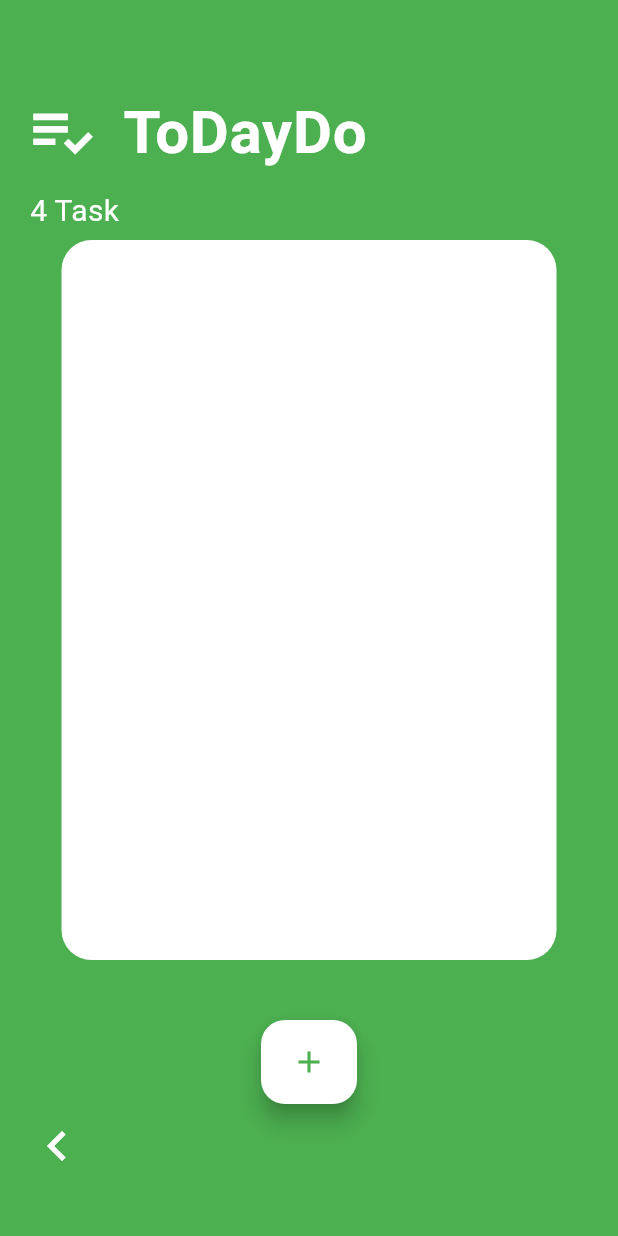
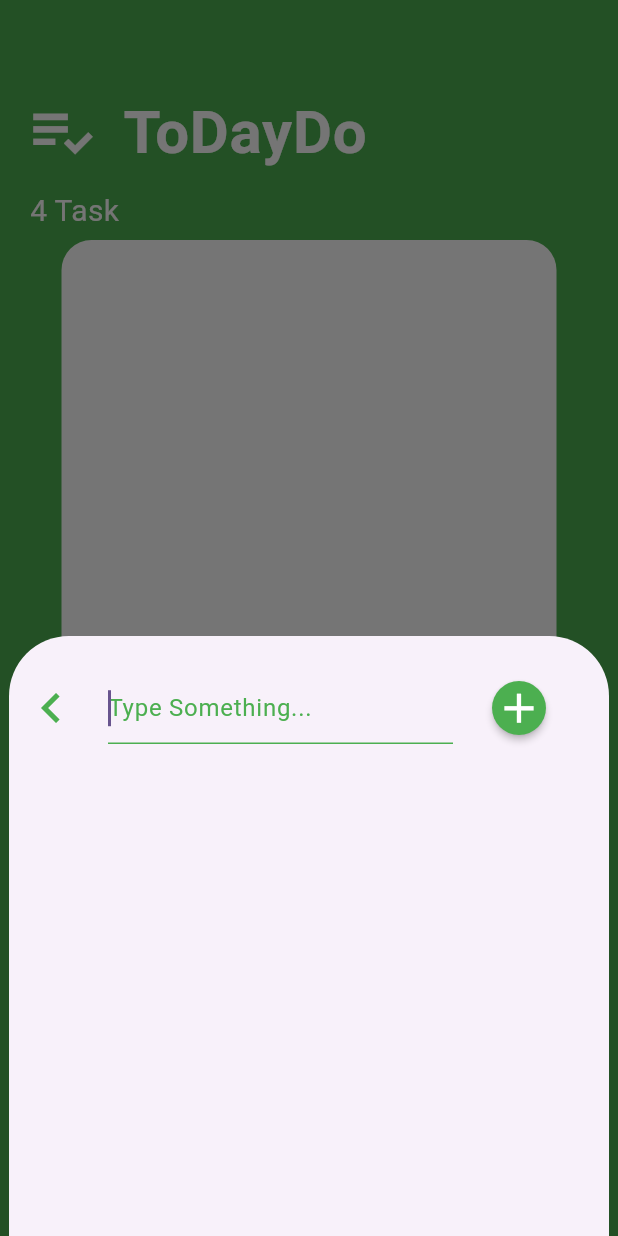
Before and after one commit to ItsHira/ToDayDo-App, a Flutter app: the H1Home screen opened directly, after a tap on the "add" icon, on a phone screen of 412 x 824 dp. Run offline on Flutter 3.47's test engine with Material 2 defaults, Android fonts, the phone set to English and light mode, and no system bars; our stand-ins replace cloud_firestore, firebase_core; accounts and stored records are empty.

Commit message:
apply crud operation on ToDayDo

```diff
--- /dev/null
+++ b/lib/constants/f1_as3_hira_static.dart
@@ -0,0 +1,3 @@
+class ServicesConstants {
+  static const String usersCollection = 'data';
+}
--- a/lib/constants/fi_as3_hira_spaces.dart
+++ b/lib/constants/fi_as3_hira_spaces.dart
@@ -20,4 +20,6 @@ class Spaces {
   static const w30 = SizedBox(width: 30);
   static const w35 = SizedBox(width: 35);
   static const w40 = SizedBox(width: 40);
+  static const w45 = SizedBox(width: 45);
+  static const w50 = SizedBox(width: 50);
 }
--- a/lib/main.dart
+++ b/lib/main.dart
@@ -1,10 +1,10 @@
-import 'package:fi_as3_hira/screens/fi_as3_hira_login.dart';
+import 'package:fi_as3_hira/screens/login/fi_as3_hira_login.dart';
 import 'package:firebase_core/firebase_core.dart';
 import 'package:flutter/material.dart';
 
 import 'firebase_options.dart';
 
-void main() async{
+void main() async {
   WidgetsFlutterBinding.ensureInitialized();
   await Firebase.initializeApp(
     options: DefaultFirebaseOptions.currentPlatform,
@@ -15,7 +15,6 @@ void main() async{
 class MyApp extends StatelessWidget {
   const MyApp({super.key});
 
-  // This widget is the root of your application.
   @override
   Widget build(BuildContext context) {
     return MaterialApp(
--- a/lib/screens/fi_as3_hira_home.dart
+++ /dev/null
@@ -1,88 +0,0 @@
-import 'package:fi_as3_hira/constants/fi_as3_hira_spaces.dart';
-import 'package:fi_as3_hira/screens/fi_as3_hira_login.dart';
-import 'package:flutter/material.dart';
-
-class H1Home extends StatelessWidget {
-  const H1Home({super.key});
-
-  @override
-  Widget build(BuildContext context) {
-    return Scaffold(
-      backgroundColor: Colors.green,
-      body: SingleChildScrollView(
-        child: Column(
-          children: [
-            Spaces.h50,
-            const ListTile(
-              leading: Icon(
-                Icons.playlist_add_check,
-                color: Colors.white,
-                size: 50,
-              ),
-              title: Text(
-                "ToDayDo",
-                style: TextStyle(
-                  color: Colors.white,
-                  fontSize: 40,
-                  fontWeight: FontWeight.bold,
-                ),
-              ),
-            ),
-            const Row(
-              children: [
-                Spaces.w20,
-                Text(
-                  '4 Task',
-                  style: TextStyle(
-                    color: Colors.white,
-                    fontSize: 20,
-                  ),
-                ),
-              ],
-            ),
-            Spaces.h5,
-            SingleChildScrollView(
-              child: Container(
-                height: 480,
-                width: 330,
-                decoration: BoxDecoration(
-                  borderRadius: BorderRadius.circular(20.0),
-                  color: Colors.white,
-                ),
-              ),
-            ),
-            Spaces.h40,
-            FloatingActionButton.extended(
-              onPressed: () {},
-              backgroundColor: Colors.white,
-              label: const Icon(
-                Icons.add,
-                color: Colors.green,
-              ),
-            ),
-            Row(
-              children: [
-                Spaces.w10,
-                IconButton(
-                  onPressed: () {
-                    Navigator.push(
-                      context,
-                      MaterialPageRoute(
-                        builder: (context) => const H1login(),
-                      ),
-                    );
-                  },
-                  icon: const Icon(
-                    Icons.keyboard_arrow_left,
-                    color: Colors.white,
-                    size: 40,
-                  ),
-                ),
-              ],
-            ),
-          ],
-        ),
-      ),
-    );
-  }
-}
--- /dev/null
+++ b/lib/screens/home/fi_as3_hira_home.dart
@@ -0,0 +1,54 @@
+import 'package:fi_as3_hira/constants/fi_as3_hira_spaces.dart';
+import 'package:fi_as3_hira/screens/login/fi_as3_hira_login.dart';
+import 'package:fi_as3_hira/screens/home/widgets/fi_as3_hira_action_button.dart';
+import 'package:fi_as3_hira/screens/home/widgets/fi_as3_hira_datalist.dart';
+import 'package:fi_as3_hira/screens/home/widgets/fi_as3_hira_header.dart';
+import 'package:flutter/material.dart';
+
+class H1Home extends StatefulWidget {
+  const H1Home({super.key});
+
+  @override
+  State<H1Home> createState() => _H1HomeState();
+}
+
+class _H1HomeState extends State<H1Home> {
+  @override
+  Widget build(BuildContext context) {
+    return Scaffold(
+      backgroundColor: Colors.green,
+      body: SingleChildScrollView(
+        child: Column(
+          children: [
+            Spaces.h50,
+            const Header(),
+            Spaces.h5,
+            const DataList(),
+            Spaces.h40,
+            ActionButton(),
+            Row(
+              children: [
+                Spaces.w10,
+                IconButton(
+                  onPressed: () {
+                    Navigator.push(
+                      context,
+                      MaterialPageRoute(
+                        builder: (context) => const H1login(),
+                      ),
+                    );
+                  },
+                  icon: const Icon(
+                    Icons.keyboard_arrow_left,
+                    color: Colors.white,
+                    size: 40,
+                  ),
+                ),
+              ],
+            ),
+          ],
+        ),
+      ),
+    );
+  }
+}
--- /dev/null
+++ b/lib/screens/home/widgets/fi_as3_hira_action_button.dart
@@ -0,0 +1,101 @@
+import 'package:flutter/material.dart';
+
+import '../../../constants/fi_as3_hira_spaces.dart';
+import '../../../servies/fi_as3_hira_write_data.dart';
+
+class ActionButton extends StatefulWidget {
+  //  bool isChecked = false;
+   ActionButton({super.key});
+
+  @override
+  State<ActionButton> createState() => _ActionButtonState();
+}
+
+class _ActionButtonState extends State<ActionButton> {
+  String task = "";
+  TextEditingController message = TextEditingController();
+
+  @override
+  Widget build(BuildContext context) {
+    return FloatingActionButton.extended(
+      onPressed: () {
+        showModalBottomSheet(
+          context: context,
+          shape: const RoundedRectangleBorder(
+            borderRadius: BorderRadius.only(
+              topLeft: Radius.circular(40.0),
+              topRight: Radius.circular(40.0),
+            ),
+          ),
+          builder: (BuildContext Context) {
+            return SizedBox(
+              height: 400,
+              width: 400,
+              child: Column(
+                children: [
+                  Spaces.h20,
+                  Row(
+                    children: [
+                      IconButton(
+                        onPressed: () {
+                          Navigator.pop(context);
+                        },
+                        icon: const Icon(
+                          Icons.keyboard_arrow_left,
+                          color: Colors.green,
+                          size: 40,
+                        ),
+                      ),
+                      Spaces.w10,
+                      SizedBox(
+                        width: 230,
+                        child: TextField(
+                          controller: message,
+                          keyboardType: TextInputType.multiline,
+                          maxLines: null,
+                          autofocus: true,
+                          decoration: const InputDecoration(
+                            hintText: 'Type Something...',
+                            hintStyle: TextStyle(color: Colors.green),
+                            focusedBorder: UnderlineInputBorder(
+                                borderSide: BorderSide(color: Colors.green)),
+                          ),
+                        ),
+                      ),
+                      MaterialButton(
+                        onPressed: () {
+                          task = message.text;
+                          Write().addData(
+                            task,false
+                          );
+                          Navigator.pop(context);
+                          setState(() {
+                            message.clear();
+                          });
+                        },
+                        shape: const CircleBorder(),
+                        color: Colors.green,
+                        child: const Center(
+                          child: Icon(
+                            Icons.add,
+                            color: Colors.white,
+                            size: 33,
+                          ),
+                        ),
+                      ),
+                    ],
+                  ),
+                ],
+              ),
+            );
+          },
+        );
+      },
+      backgroundColor: Colors.white,
+      label: const Icon(
+        Icons.add,
+        color: Colors.green,
+      ),
+    );
+  }
+}
--- /dev/null
+++ b/lib/screens/home/widgets/fi_as3_hira_datalist.dart
@@ -0,0 +1,67 @@
+import 'package:flutter/material.dart';
+
+import '../../../servies/fi_as3_hira_read_data.dart';
+import '../../../widgets/designs/fi_as3_hira_checkbox.dart';
+
+class DataList extends StatefulWidget {
+  const DataList({super.key});
+
+  @override
+  State<DataList> createState() => _DataListState();
+}
+
+class _DataListState extends State<DataList> {
+  // String work = "";
+  @override
+  Widget build(BuildContext context) {
+    return SingleChildScrollView(
+      child: Container(
+        height: 480,
+        width: 330,
+        decoration: BoxDecoration(
+          borderRadius: BorderRadius.circular(20.0),
+          color: Colors.white,
+        ),
+        child: StreamBuilder(
+          stream: UserProvider.fetchUser(),
+          builder: (context, snapshot) {
+            if (snapshot.connectionState == ConnectionState.waiting) {
+              return const Center(
+                child: CircularProgressIndicator(),
+              );
+            } else if (snapshot.hasData) {
+              final users = snapshot.data!.docs.reversed.toList();
+              return ListView.builder(
+                itemCount: users.length,
+                itemBuilder: (context, index) {
+                  final user = users[index].data();
+                  final user1 = users[index];
+                  // final user2 = users[index].data().values.elementAt(0);
+                  // print(user2);
+                  return Padding(
+                    padding: const EdgeInsets.all(10.0),
+                    child: ListTile(
+                      title: Text(
+                        user['work'],
+                        style: const TextStyle(
+                            color: Colors.green,
+                            fontSize: 23,
+                            fontWeight: FontWeight.bold),
+                      ),
+                      trailing: SizedBox(
+                          width: 150, child: CheckboxExample(workid: user1.id)),
+                    ),
+                  );
+                },
+              );
+            } else {
+              return const Center(
+                child: Text('No data found.'),
+              );
+            }
+          },
+        ),
+      ),
+    );
+  }
+}
--- /dev/null
+++ b/lib/screens/home/widgets/fi_as3_hira_header.dart
@@ -0,0 +1,42 @@
+import 'package:flutter/material.dart';
+
+import '../../../constants/fi_as3_hira_spaces.dart';
+
+class Header extends StatelessWidget {
+  const Header({super.key});
+
+  @override
+  Widget build(BuildContext context) {
+    return const Column(
+      children: [
+        ListTile(
+          leading: Icon(
+            Icons.playlist_add_check,
+            color: Colors.white,
+            size: 50,
+          ),
+          title: Text(
+            "ToDayDo",
+            style: TextStyle(
+              color: Colors.white,
+              fontSize: 40,
+              fontWeight: FontWeight.bold,
+            ),
+          ),
+        ),
+        Row(
+          children: [
+            Spaces.w20,
+            Text(
+              '4 Task',
+              style: TextStyle(
+                color: Colors.white,
+                fontSize: 20,
+              ),
+            ),
+          ],
+        ),
+      ],
+    );
+  }
+}
--- a/lib/screens/fi_as3_hira_login.dart
+++ b/lib/screens/login/fi_as3_hira_login.dart
@@ -1,9 +1,9 @@
 import 'package:fi_as3_hira/constants/fi_as3_hira_spaces.dart';
 import 'package:fi_as3_hira/widgets/core/fi_as3_hira_button.dart';
 import 'package:fi_as3_hira/widgets/core/fi_as3_hira_textfield.dart';
-import 'package:fi_as3_hira/screens/fi_as3_hira_home.dart';
-import 'package:fi_as3_hira/screens/fi_as3_hira_passward.dart';
-import 'package:fi_as3_hira/screens/fi_as3_hira_signup.dart';
+import 'package:fi_as3_hira/screens/home/fi_as3_hira_home.dart';
+import 'package:fi_as3_hira/screens/password/fi_as3_hira_passward.dart';
+import 'package:fi_as3_hira/screens/signup/fi_as3_hira_signup.dart';
 import 'package:flutter/material.dart';
 
 class H1login extends StatelessWidget {
--- a/lib/screens/fi_as3_hira_signup.dart
+++ b/lib/screens/signup/fi_as3_hira_signup.dart
@@ -1,7 +1,7 @@
 import 'package:fi_as3_hira/constants/fi_as3_hira_spaces.dart';
 import 'package:fi_as3_hira/widgets/core/fi_as3_hira_button.dart';
 import 'package:fi_as3_hira/widgets/core/fi_as3_hira_textfield.dart';
-import 'package:fi_as3_hira/screens/fi_as3_hira_login.dart';
+import 'package:fi_as3_hira/screens/login/fi_as3_hira_login.dart';
 import 'package:flutter/material.dart';
 
 class H1SignUp extends StatelessWidget {
--- /dev/null
+++ b/lib/servies/fi_as3_hira_read_data.dart
@@ -0,0 +1,30 @@
+import 'package:cloud_firestore/cloud_firestore.dart';
+import 'package:fi_as3_hira/constants/f1_as3_hira_static.dart';
+import 'package:flutter/material.dart';
+
+class UserProvider {
+  static final _firestore = FirebaseFirestore.instance;
+  static const userCollection = ServicesConstants.usersCollection;
+
+  static Future<List<Map<String, dynamic>>> getData() async {
+    try {
+      final users = await _firestore.collection(userCollection).get();
+      return users.docs.map((user) => user.data()).toList();
+    } catch (e) {
+      debugPrint(e.toString());
+      rethrow;
+    }
+  }
+
+  static Stream<QuerySnapshot<Map<String, dynamic>>> fetchUser() {
+    try {
+      return _firestore
+          .collection(userCollection)
+          .snapshots()
+          .asBroadcastStream();
+    } catch (e) {
+      debugPrint(e.toString());
+      rethrow;
+    }
+  }
+}
--- /dev/null
+++ b/lib/servies/fi_as3_hira_write_data.dart
@@ -0,0 +1,20 @@
+import 'package:cloud_firestore/cloud_firestore.dart';
+import 'package:flutter/material.dart';
+
+class Write {
+  final CollectionReference _usersCollection =
+      FirebaseFirestore.instance.collection('data');
+  void addData(String name,bool check) async {
+    try {
+      await _usersCollection.add(
+        {
+          'work': name,
+          'bool': check,
+        },
+      );
+      debugPrint('Data stored');
+    } catch (e) {
+      debugPrint('Error: $e');
+    }
+  }
+}
--- a/pubspec.yaml
+++ b/pubspec.yaml
@@ -36,6 +36,10 @@ dependencies:
   # Use with the CupertinoIcons class for iOS style icons.
   cupertino_icons: ^1.0.2
   firebase_core: ^2.15.0
+  cloud_firestore: ^4.8.3
+  uuid: ^3.0.7
+  firebase_auth: ^4.7.2
+
 
 dev_dependencies:
   flutter_test:
```
Also changed, not shown: lib/screens/password/fi_as3_hira_passward.dart (renamed from lib/screens/fi_as3_hira_passward.dart, +4 -4 lines), lib/servies/fi_as3_hira_delete_data.dart (added, +14 -0 lines), lib/servies/fi_as3_hira_update_data.dart (added, +15 -0 lines), lib/widgets/designs/fi_as3_hira_checkbox.dart (added, +145 -0 lines), pubspec.lock, 2 other files.
